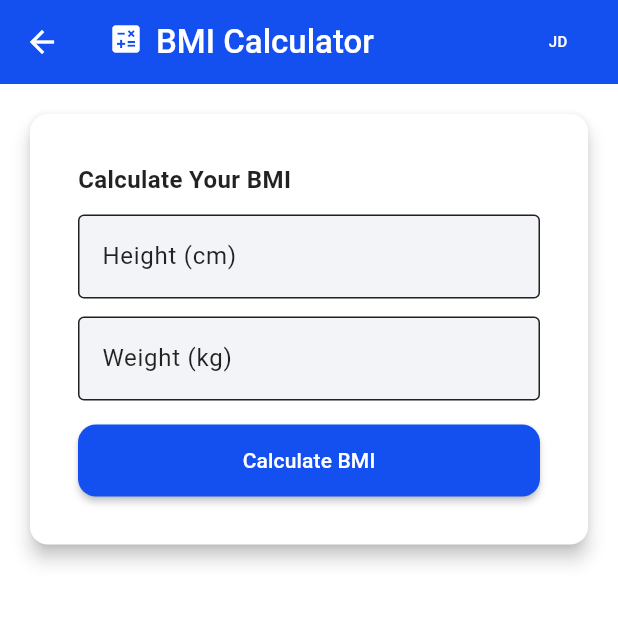
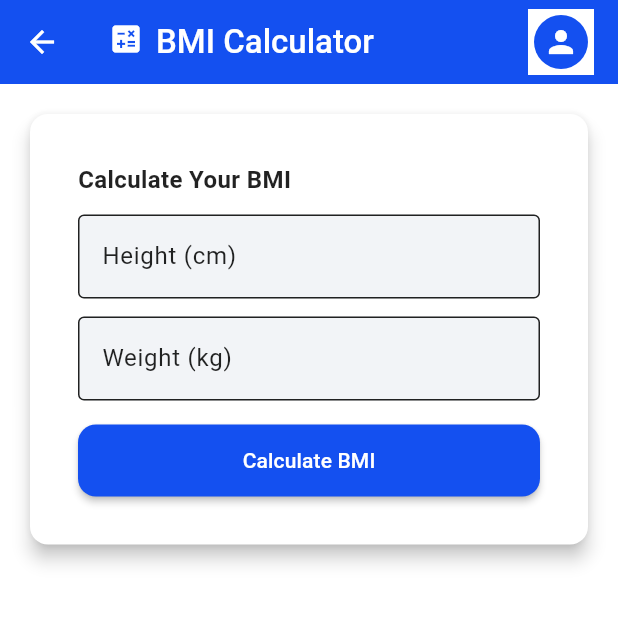
Before and after one commit to Kair1NG/FitMetricsApp, a Flutter app: the screen it shows after launch, after a tap on "Calculate BMI", on a phone screen of 412 x 824 dp, the top half of it. Run offline on Flutter 3.47's test engine with Material 3 defaults, Android fonts, the phone set to English and light mode, and no system bars; Roboto replaces fonts that are missing (ShatellSans).

Commit message:
Update Styles

```diff
--- a/fit_metrics/lib/common/widgets/app_bar.dart
+++ b/fit_metrics/lib/common/widgets/app_bar.dart
@@ -6,8 +6,8 @@ class CommonAppBar extends StatelessWidget implements PreferredSizeWidget {
   final IconData icon;
   const CommonAppBar({
     Key? key,
-    this.title = "Fit Metrics",
-    this.icon = Icons.fitness_center,
+    this.title = "FitMetrics",
+    this.icon = Icons.align_horizontal_right_rounded,
   }) : super(key: key);
 
   @override
@@ -70,19 +70,14 @@ class CommonAppBar extends StatelessWidget implements PreferredSizeWidget {
                 },
 
                 child: Container(
+                  color: colorScheme.surface,
                   padding: const EdgeInsets.all(4.0),
                   child: CircleAvatar(
                     //backgroundImage: AssetImage('assets/profile_placeholder.png'),
-                    radius: 20.0,
-                    backgroundColor: colorScheme.primaryContainer,
-                    foregroundColor: colorScheme.onPrimaryContainer,
-                    child: Text(
-                      'JD',
-                      style: TextStyle(
-                        fontSize: 10,
-                        fontWeight: FontWeight.w500,
-                      ),
-                    ),
+                    radius: 18.0,
+                    backgroundColor: colorScheme.primary,
+                    foregroundColor: colorScheme.onPrimary,
+                    child: Icon(Icons.person),
                   ),
                 ),
               ),
--- a/fit_metrics/lib/screens/home.dart
+++ b/fit_metrics/lib/screens/home.dart
@@ -29,7 +29,7 @@ class Home extends StatelessWidget {
                       children: [
                         Icon(
                           Icons.calculate,
-                          size: 20,
+                          size: 25,
                           color: colorScheme.primary,
                         ),
                         SizedBox(width: 16),
--- a/fit_metrics/lib/screens/register.dart
+++ b/fit_metrics/lib/screens/register.dart
@@ -16,7 +16,7 @@ class _RegisterState extends State<Register> {
 
   @override
   Widget build(BuildContext context) {
-    final ColorScheme colorScheme = Theme.of(context).colorScheme;
+    // final ColorScheme colorScheme = Theme.of(context).colorScheme;
 
     return Scaffold(
       appBar: CommonAppBar(icon: Icons.person_add, title: 'Register'),
```
